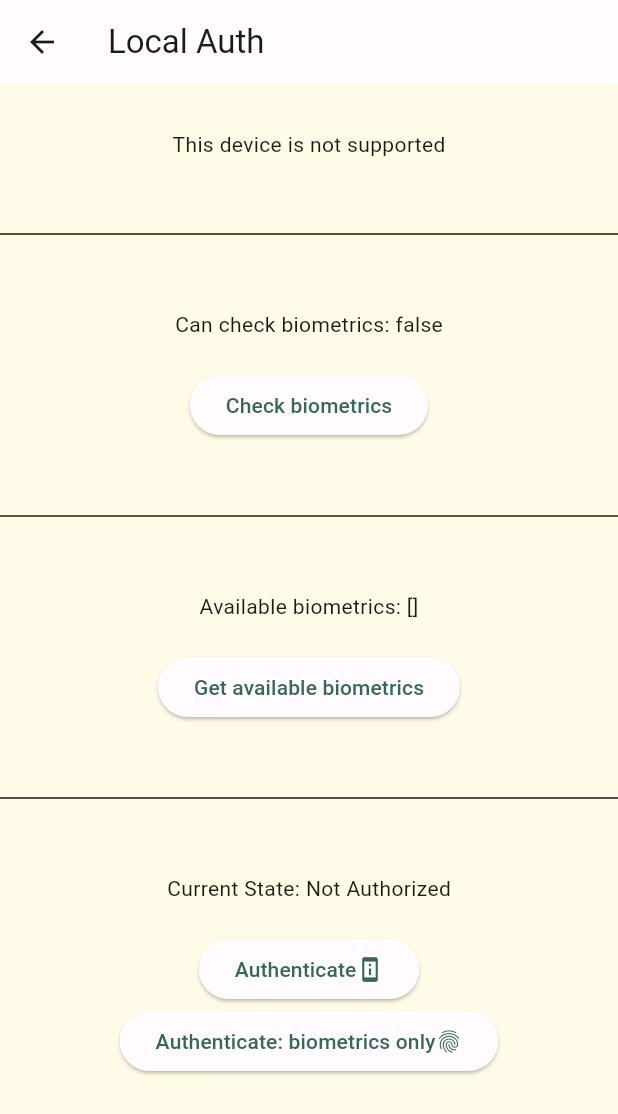
After one commit to sibanjar/flutter-3-learn, a Flutter app: the LocalAuth screen opened directly, after a tap on "Check biometrics", after a tap on "Get available biometrics", after a tap on "Authenticate: biometrics only", on a phone screen of 412 x 824 dp. The commit adds this screen. Shown: the top 1114 px of the screen. Run offline on Flutter 3.47's test engine with Material 2 defaults, Android fonts, the phone set to English and light mode, and no system bars; our stand-ins replace local_auth, material_color_utilities, rxdart, sqflite, url_launcher_web; accounts and stored records are empty.

Commit message:
added local auth

```diff
--- /dev/null
+++ b/lib/auth/local_auth.dart
@@ -0,0 +1,224 @@
+import 'package:flutter/material.dart';
+import 'package:flutter/services.dart';
+import 'package:local_auth/local_auth.dart';
+
+class LocalAuth extends StatefulWidget {
+  const LocalAuth({Key? key}) : super(key: key);
+
+  @override
+  State<LocalAuth> createState() => _LocalAuthState();
+}
+
+class _LocalAuthState extends State<LocalAuth> {
+  final LocalAuthentication auth = LocalAuthentication();
+  _SupportState _supportState = _SupportState.unknown;
+  bool? _canCheckBiometrics;
+  List<BiometricType>? _availableBiometrics;
+  String _authorized = 'Not Authorized';
+  bool _isAuthenticating = false;
+
+  Future<void> _checkBiometrics() async {
+    late bool canCheckBiometrics;
+    try {
+      canCheckBiometrics = await auth.canCheckBiometrics;
+    } on PlatformException catch (e) {
+      canCheckBiometrics = false;
+      print(e);
+    }
+    if (!mounted) {
+      return;
+    }
+
+    setState(() {
+      _canCheckBiometrics = canCheckBiometrics;
+    });
+  }
+
+  Future<void> _getAvailableBiometrics() async {
+    late List<BiometricType> availableBiometrics;
+    try {
+      availableBiometrics = await auth.getAvailableBiometrics();
+    } on PlatformException catch (e) {
+      availableBiometrics = <BiometricType>[];
+      print(e);
+    }
+    if (!mounted) {
+      return;
+    }
+
+    setState(() {
+      _availableBiometrics = availableBiometrics;
+    });
+  }
+
+  Future<void> _authenticate() async {
+    bool authenticated = false;
+    try {
+      setState(() {
+        _isAuthenticating = true;
+        _authorized = 'Authenticating';
+      });
+      authenticated = await auth.authenticate(
+        localizedReason: 'Let OS determine authentication method',
+        options: const AuthenticationOptions(
+          stickyAuth: true,
+        ),
+      );
+      setState(() {
+        _isAuthenticating = false;
+      });
+    } on PlatformException catch (e) {
+      print(e);
+      setState(() {
+        _isAuthenticating = false;
+        _authorized = 'Error - ${e.message}';
+      });
+      return;
+    }
+    if (!mounted) {
+      return;
+    }
+
+    setState(
+            () => _authorized = authenticated ? 'Authorized' : 'Not Authorized');
+  }
+
+  Future<void> _authenticateWithBiometrics() async {
+    bool authenticated = false;
+    try {
+      setState(() {
+        _isAuthenticating = true;
+        _authorized = 'Authenticating';
+      });
+      authenticated = await auth.authenticate(
+        localizedReason:
+        'Scan your fingerprint (or face or whatever) to authenticate',
+        options: const AuthenticationOptions(
+          stickyAuth: true,
+          biometricOnly: true,
+        ),
+      );
+      setState(() {
+        _isAuthenticating = false;
+        _authorized = 'Authenticating';
+      });
+    } on PlatformException catch (e) {
+      print(e);
+      setState(() {
+        _isAuthenticating = false;
+        _authorized = 'Error - ${e.message}';
+      });
+      return;
+    }
+    if (!mounted) {
+      return;
+    }
+
+    final String message = authenticated ? 'Authorized' : 'Not Authorized';
+    setState(() {
+      _authorized = message;
+    });
+  }
+
+  Future<void> _cancelAuthentication() async {
+    await auth.stopAuthentication();
+    setState(() => _isAuthenticating = false);
+  }
+
+
+  @override
+  void initState() {
+    super.initState();
+    auth.isDeviceSupported().then(
+          (bool isSupported) => setState(() => _supportState = isSupported
+          ? _SupportState.supported
+          : _SupportState.unsupported),
+    );
+  }
+
+
+  @override
+  Widget build(BuildContext context) {
+    return Scaffold(
+      appBar: AppBar(title: Text('Local Auth'),),
+      body: ListView(
+        padding: const EdgeInsets.only(top: 30),
+        children: <Widget>[
+          Column(
+            mainAxisAlignment: MainAxisAlignment.center,
+            children: <Widget>[
+              if (_supportState == _SupportState.unknown)
+                const CircularProgressIndicator()
+              else if (_supportState == _SupportState.supported)
+                const Text('This device is supported')
+              else
+                const Text('This device is not supported'),
+              const Divider(height: 100),
+              Text('Can check biometrics: $_canCheckBiometrics\n'),
+              ElevatedButton(
+                onPressed: _checkBiometrics,
+                child: const Text('Check biometrics'),
+              ),
+              const Divider(height: 100),
+              Text('Available biometrics: $_availableBiometrics\n'),
+              ElevatedButton(
+                onPressed: _getAvailableBiometrics,
+                child: const Text('Get available biometrics'),
+              ),
+              const Divider(height: 100),
+              Text('Current State: $_authorized\n'),
+              if (_isAuthenticating)
+                ElevatedButton(
+                  onPressed: _cancelAuthentication,
+                  // TODO(goderbauer): Make this const when this package requires Flutter 3.8 or later.
+                  // ignore: prefer_const_constructors
+                  child: Row(
+                    mainAxisSize: MainAxisSize.min,
+                    children: const <Widget>[
+                      Text('Cancel Authentication'),
+                      Icon(Icons.cancel),
+                    ],
+                  ),
+                )
+              else
+                Column(
+                  children: <Widget>[
+                    ElevatedButton(
+                      onPressed: _authenticate,
+                      // TODO(goderbauer): Make this const when this package requires Flutter 3.8 or later.
+                      // ignore: prefer_const_constructors
+                      child: Row(
+                        mainAxisSize: MainAxisSize.min,
+                        children: const <Widget>[
+                          Text('Authenticate'),
+                          Icon(Icons.perm_device_information),
+                        ],
+                      ),
+                    ),
+                    ElevatedButton(
+                      onPressed: _authenticateWithBiometrics,
+                      child: Row(
+                        mainAxisSize: MainAxisSize.min,
+                        children: <Widget>[
+                          Text(_isAuthenticating
+                              ? 'Cancel'
+                              : 'Authenticate: biometrics only'),
+                          const Icon(Icons.fingerprint),
+                        ],
+                      ),
+                    ),
+                  ],
+                ),
+            ],
+          ),
+        ],
+      )
+    );
+  }
+}
+
+enum _SupportState {
+  unknown,
+  supported,
+  unsupported,
+}
--- a/lib/homepage.dart
+++ b/lib/homepage.dart
@@ -1,4 +1,5 @@
 import 'package:flutter/material.dart';
+import 'package:flutter_learn_377/auth/local_auth.dart';
 import 'package:flutter_learn_377/login_with_bloc/login_bloc.dart';
 import 'package:flutter_learn_377/screens/cat_animation.dart';
 import 'package:flutter_learn_377/screens/expense_tracker/expense_tracker.dart';
@@ -123,6 +124,19 @@ class HomePage extends StatelessWidget {
                               color: Theme.of(context).primaryColor)),
                 ),
               ),
+              Padding(
+                padding: const EdgeInsets.all(8.0),
+                child: ElevatedButton(
+                  onPressed: (){
+                    Navigator.push(
+                      context,
+                      MaterialPageRoute(builder: (context) => const LocalAuth()),
+                    );
+                  }, child: Text("Local Auth",
+                          style: TextStyle(
+                              color: Theme.of(context).primaryColor)),
+                ),
+              ),
             ],
           ),
         ),
--- a/lib/model/dbmanager.dart
+++ b/lib/model/dbmanager.dart
@@ -15,14 +15,12 @@ class DbStudentManager {
   Database? _database;
 
   Future openDb() async {
-    if (_database == null) {
-      _database = await openDatabase(
+    _database ??= await openDatabase(
           join(await getDatabasesPath(), "student.db"),
           version: 1, onCreate: (Database db, int version) async {
         await db.execute(
             "CREATE TABLE student(id INTEGER PRIMARY KEY AUTOINCREMENT, name TEXT, course TEXT)");
       });
-    }
   }
 
   Future<int> insertStudent(Student student) async {
--- a/lib/screens/expense_tracker/widgets/new_transaction.dart
+++ b/lib/screens/expense_tracker/widgets/new_transaction.dart
@@ -63,6 +63,7 @@ class _NewTransactionState extends State<NewTransaction> {
           child: Column(
             crossAxisAlignment: CrossAxisAlignment.end,
             children: <Widget>[
+              Text(MediaQuery.of(context).viewInsets.bottom.toString()),
               TextField(
                 decoration: const InputDecoration(labelText: 'Title'),
                 controller: _titleController,
--- a/pubspec.yaml
+++ b/pubspec.yaml
@@ -38,6 +38,7 @@ dependencies:
   rxdart: ^0.27.7
   realm: ^1.0.3
   intl: ^0.18.0
+  local_auth: ^2.1.6
 
   # The following adds the Cupertino Icons font to your application.
   # Use with the CupertinoIcons class for iOS style icons.
```
Also changed, not shown: pubspec.lock, 4 other files.
